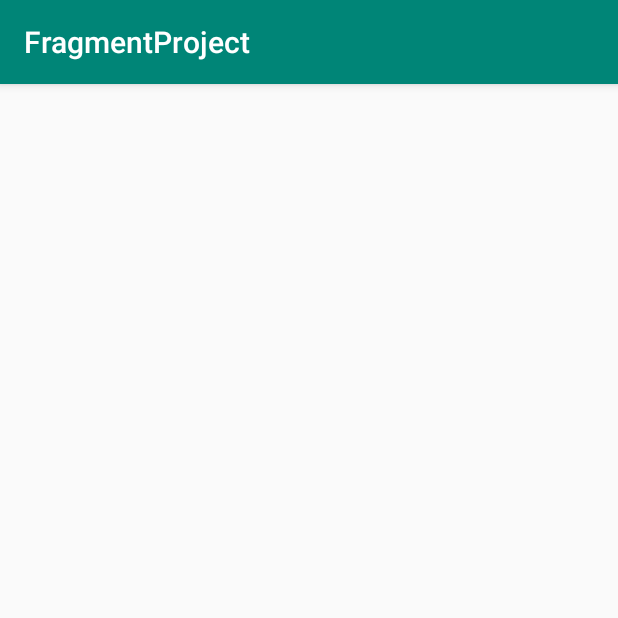
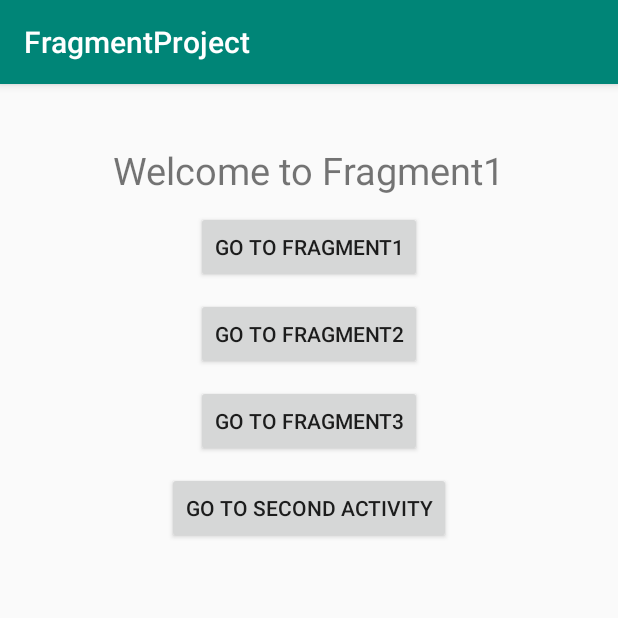
Before and after one commit to AnanTripathi/FragmentProject, an Android app: the screen it shows after launch (MainActivity), on a phone screen of 412 x 824 dp, the top half of it. Run offline under Robolectric (Android 15) with nearby library versions, the phone set to English and light mode, and no system bars.

Commit message:
final commit

```diff
--- /dev/null
+++ b/app/src/main/java/com/example/fragmentproject/Fragment1.java
@@ -0,0 +1,65 @@
+package com.example.fragmentproject;
+
+import android.content.Intent;
+import android.os.Bundle;
+import android.util.Log;
+import android.view.LayoutInflater;
+import android.view.View;
+import android.view.ViewGroup;
+import android.widget.Button;
+import android.widget.Toast;
+
+import androidx.annotation.NonNull;
+import androidx.annotation.Nullable;
+import androidx.fragment.app.Fragment;
+
+public class Fragment1 extends Fragment {
+    private static final String TAG = "Fragment1";
+    private Button btnNavFrag1;
+    private Button btnNavFrag2;
+    private Button btnNavFrag3;
+    private Button btnNavSecondActivity;
+
+    @Nullable
+    @Override
+    public View onCreateView(@NonNull LayoutInflater inflater, @Nullable ViewGroup container, @Nullable Bundle savedInstanceState) {
+//        return super.onCreateView(inflater, container, savedInstanceState);
+        Log.d(TAG, "onCreateView: starts");
+        View view = inflater.inflate(R.layout.fragment1_layout,container,false);
+        btnNavFrag1=view.findViewById(R.id.btnNavFrag1);
+        btnNavFrag2=view.findViewById(R.id.btnNavFrag2);
+        btnNavFrag3=view.findViewById(R.id.btnNavFrag3);
+        btnNavSecondActivity=view.findViewById(R.id.btnNavSecondActivity);
+        btnNavFrag1.setOnClickListener(new View.OnClickListener() {
+            @Override
+            public void onClick(View v) {
+                Toast.makeText(getActivity(), "Going to Fragment 1", Toast.LENGTH_SHORT).show();
+                ((MainActivity)getActivity()).setViewPager(0);
+            }
+        });
+        btnNavFrag2.setOnClickListener(new View.OnClickListener() {
+            @Override
+            public void onClick(View v) {
+                Toast.makeText(getActivity(), "Going to Fragment 2", Toast.LENGTH_SHORT).show();
+                ((MainActivity)getActivity()).setViewPager(1);
+            }
+        });
+        btnNavFrag3.setOnClickListener(new View.OnClickListener() {
+            @Override
+            public void onClick(View v) {
+                Toast.makeText(getActivity(), "Going to Fragment 3", Toast.LENGTH_SHORT).show();
+                ((MainActivity)getActivity()).setViewPager(2);
+            }
+        });
+        btnNavSecondActivity.setOnClickListener(new View.OnClickListener() {
+            @Override
+            public void onClick(View v) {
+                Toast.makeText(getActivity(), "Going to Second activity", Toast.LENGTH_SHORT).show();
+                Intent intent=new Intent(getActivity(),Main2Activity.class);
+                startActivity(intent);
+            }
+        });
+
+        return view;
+    }
+}
--- /dev/null
+++ b/app/src/main/java/com/example/fragmentproject/Fragment2.java
@@ -0,0 +1,65 @@
+package com.example.fragmentproject;
+
+import android.content.Intent;
+import android.os.Bundle;
+import android.util.Log;
+import android.view.LayoutInflater;
+import android.view.View;
+import android.view.ViewGroup;
+import android.widget.Button;
+import android.widget.Toast;
+
+import androidx.annotation.NonNull;
+import androidx.annotation.Nullable;
+import androidx.fragment.app.Fragment;
+
+public class Fragment2 extends Fragment {
+    private static final String TAG = "Fragment2";
+    private Button btnNavFrag1;
+    private Button btnNavFrag2;
+    private Button btnNavFrag3;
+    private Button btnNavSecondActivity;
+
+    @Nullable
+    @Override
+    public View onCreateView(@NonNull LayoutInflater inflater, @Nullable ViewGroup container, @Nullable Bundle savedInstanceState) {
+//        return super.onCreateView(inflater, container, savedInstanceState);
+        Log.d(TAG, "onCreateView: starts.");
+        View view = inflater.inflate(R.layout.fragment2_layout,container,false);
+        btnNavFrag1=view.findViewById(R.id.btnNavFrag1);
+        btnNavFrag2=view.findViewById(R.id.btnNavFrag2);
+        btnNavFrag3=view.findViewById(R.id.btnNavFrag3);
+        btnNavSecondActivity=view.findViewById(R.id.btnNavSecondActivity);
+        btnNavFrag1.setOnClickListener(new View.OnClickListener() {
+            @Override
+            public void onClick(View v) {
+                Toast.makeText(getActivity(), "Going to Fragment 1", Toast.LENGTH_SHORT).show();
+                ((MainActivity)getActivity()).setViewPager(0);
+            }
+        });
+        btnNavFrag2.setOnClickListener(new View.OnClickListener() {
+            @Override
+            public void onClick(View v) {
+                Toast.makeText(getActivity(), "Going to Fragment 2", Toast.LENGTH_SHORT).show();
+                ((MainActivity)getActivity()).setViewPager(1);
+            }
+        });
+        btnNavFrag3.setOnClickListener(new View.OnClickListener() {
+            @Override
+            public void onClick(View v) {
+                Toast.makeText(getActivity(), "Going to Fragment 3", Toast.LENGTH_SHORT).show();
+                ((MainActivity)getActivity()).setViewPager(2);
+            }
+        });
+        btnNavSecondActivity.setOnClickListener(new View.OnClickListener() {
+            @Override
+            public void onClick(View v) {
+                Toast.makeText(getActivity(), "Going to Second activity", Toast.LENGTH_SHORT).show();
+                Intent intent=new Intent(getActivity(),Main2Activity.class);
+                startActivity(intent);
+            }
+        });
+
+        return view;
+    }
+}
--- a/app/src/main/java/com/example/fragmentproject/MainActivity.java
+++ b/app/src/main/java/com/example/fragmentproject/MainActivity.java
@@ -1,14 +1,35 @@
 package com.example.fragmentproject;
 
 import androidx.appcompat.app.AppCompatActivity;
+import androidx.viewpager.widget.ViewPager;
 
 import android.os.Bundle;
+import android.util.Log;
 
 public class MainActivity extends AppCompatActivity {
-
+    private static final String TAG = "MainActivity";
+    SectionStatePagerAdapter mSectionsStatePagerAdapter;
+    private ViewPager mViewPager;
     @Override
     protected void onCreate(Bundle savedInstanceState) {
         super.onCreate(savedInstanceState);
         setContentView(R.layout.activity_main);
+        Log.d(TAG, "onCreate: starts");
+        mSectionsStatePagerAdapter =new SectionStatePagerAdapter(getSupportFragmentManager());
+        mViewPager=findViewById(R.id.container);
+        setupViewPager(mViewPager);
+
+    }
+
+    private void setupViewPager(ViewPager mViewPager) {
+        SectionStatePagerAdapter adapter= new SectionStatePagerAdapter(getSupportFragmentManager());
+        adapter.addFragment(new Fragment1(),"Fragment1");
+        adapter.addFragment(new Fragment2(),"Fragment2");
+        adapter.addFragment(new Fragment2(),"Fragment2");
+        mViewPager.setAdapter(adapter);
+    }
+    public void setViewPager(int fragmentNumber)
+    {
+        mViewPager.setCurrentItem(fragmentNumber);
     }
 }
--- /dev/null
+++ b/app/src/main/java/com/example/fragmentproject/SectionStatePagerAdapter.java
@@ -0,0 +1,32 @@
+package com.example.fragmentproject;
+
+import androidx.annotation.NonNull;
+import androidx.fragment.app.Fragment;
+import androidx.fragment.app.FragmentManager;
+import androidx.fragment.app.FragmentStatePagerAdapter;
+
+import java.util.ArrayList;
+import java.util.List;
+
+public class SectionStatePagerAdapter extends FragmentStatePagerAdapter {
+    private final List<Fragment> mFragmentList=new ArrayList<>();
+    private final List<String> mFragmentTitleList=new ArrayList<>();
+    public SectionStatePagerAdapter(@NonNull FragmentManager fm) {
+        super(fm);
+    }
+    public void addFragment(Fragment fragment,String title)
+    {
+        mFragmentList.add(fragment);
+        mFragmentTitleList.add(title);
+    }
+    @NonNull
+    @Override
+    public Fragment getItem(int position) {
+        return mFragmentList.get(position);
+    }
+
+    @Override
+    public int getCount() {
+        return mFragmentList.size();
+    }
+}
```
Also changed, not shown: app/src/main/java/com/example/fragmentproject/Fragment3.java (added, +65 -0 lines), 1 other file.
